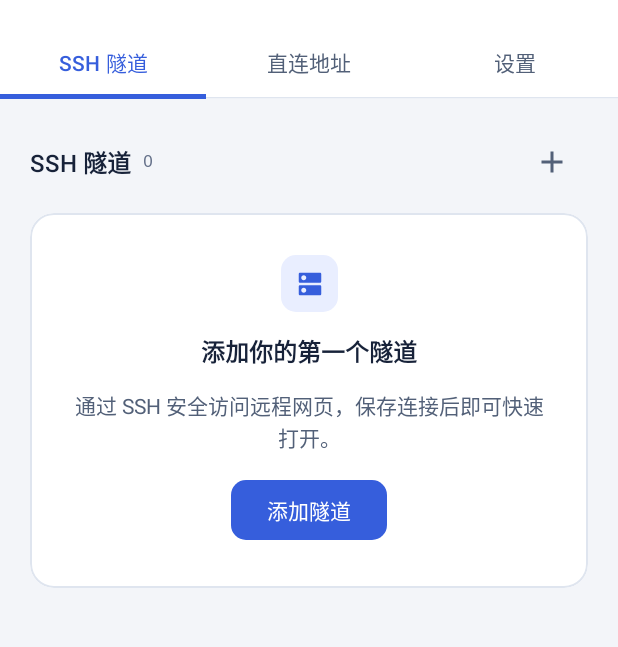
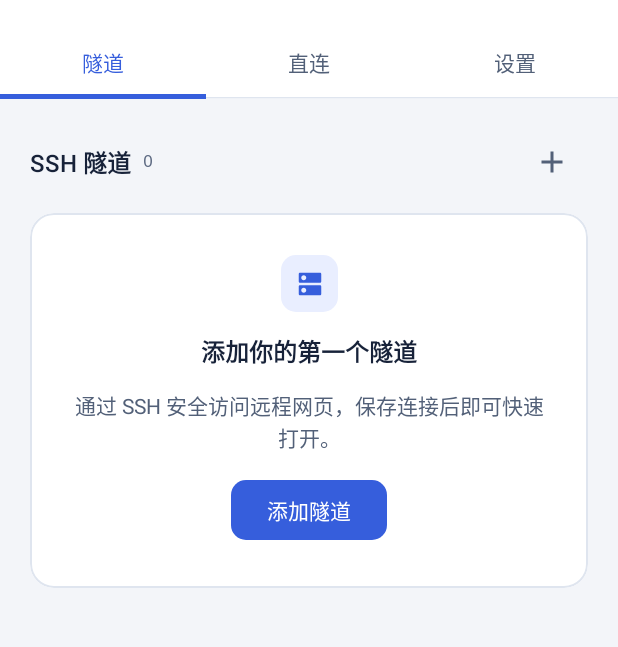
Before and after one commit to RailgunHamster/HarnessPortable, an Android app built with Jetpack Compose: the screen it shows after launch (MainActivity), on a phone screen of 412 x 824 dp, the part 102-749 px from its top. Run offline under Robolectric (Android 15) with nearby library versions, the light colour scheme and no system bars; libraries missing offline, so code that uses them is left out: com.jcraft.jsch; pictures from the network do not load.

Commit message:
Prepare 2.7.0 UI release and improve compact pane prompts

```diff
--- a/app/build.gradle.kts
+++ b/app/build.gradle.kts
@@ -29,7 +29,7 @@ android {
         applicationId = "com.harness.portable"
         minSdk = 24
         targetSdk = 36
-        versionCode = 20
+        versionCode = 21
         versionName = rootProject.file("VERSION").takeIf { it.exists() }?.readText()?.trim() ?: "2.5.0"
     }
 
--- a/app/src/main/java/com/harness/portable/SettingsScreen.kt
+++ b/app/src/main/java/com/harness/portable/SettingsScreen.kt
@@ -20,6 +20,7 @@ import androidx.compose.foundation.layout.widthIn
 import androidx.compose.foundation.layout.WindowInsets
 import androidx.compose.foundation.layout.displayCutout
 import androidx.compose.foundation.layout.windowInsetsPadding
+import androidx.compose.foundation.layout.imePadding
 import androidx.compose.foundation.layout.fillMaxWidth
 import androidx.compose.foundation.layout.height
 import androidx.compose.foundation.layout.padding
@@ -215,16 +216,16 @@ fun SettingsScreen(
                 Text("Harness Portable", style = MaterialTheme.typography.bodySmall, color = dsh.textSecondary)
             }
             TabRow(selectedTabIndex = section, containerColor = dsh.layer1, contentColor = dsh.accent) {
-                listOf("SSH 隧道", "直连地址", "设置").forEachIndexed { index, label ->
+                listOf("隧道", "直连", "设置").forEachIndexed { index, label ->
                     Tab(selected = section == index, onClick = { section = index },
-                        text = { Text(label, maxLines = 2) },
+                        text = { Text(label, maxLines = 1) },
                         selectedContentColor = dsh.accent, unselectedContentColor = dsh.textSecondary)
                 }
             }
           }
         }
     ) { padding ->
-      Box(Modifier.fillMaxSize().padding(padding), contentAlignment = Alignment.TopCenter) {
+      Box(Modifier.fillMaxSize().padding(padding).imePadding(), contentAlignment = Alignment.TopCenter) {
         LazyColumn(
             state = when (section) { 0 -> tunnelScroll; 1 -> directScroll; else -> settingsScroll },
             modifier = Modifier
--- a/app/src/main/java/com/harness/portable/Theme.kt
+++ b/app/src/main/java/com/harness/portable/Theme.kt
@@ -102,7 +102,7 @@ private val LightTokens = DshColors(
     borderL3On = Color(0xFFFFFFFF),
     textPrimary = Color(0xFF172239),
     textSecondary = Color(0xFF526078),
-    textTertiary = Color(0xFF65718A),
+    textTertiary = Color(0xFF5E6B83),
     brandFill = Color(0xFF365EDC),
     brandHover = Color(0xFF2B50C7),
     brandPressed = Color(0xFF2343AA),
```
Also changed, not shown: 11 other files.
